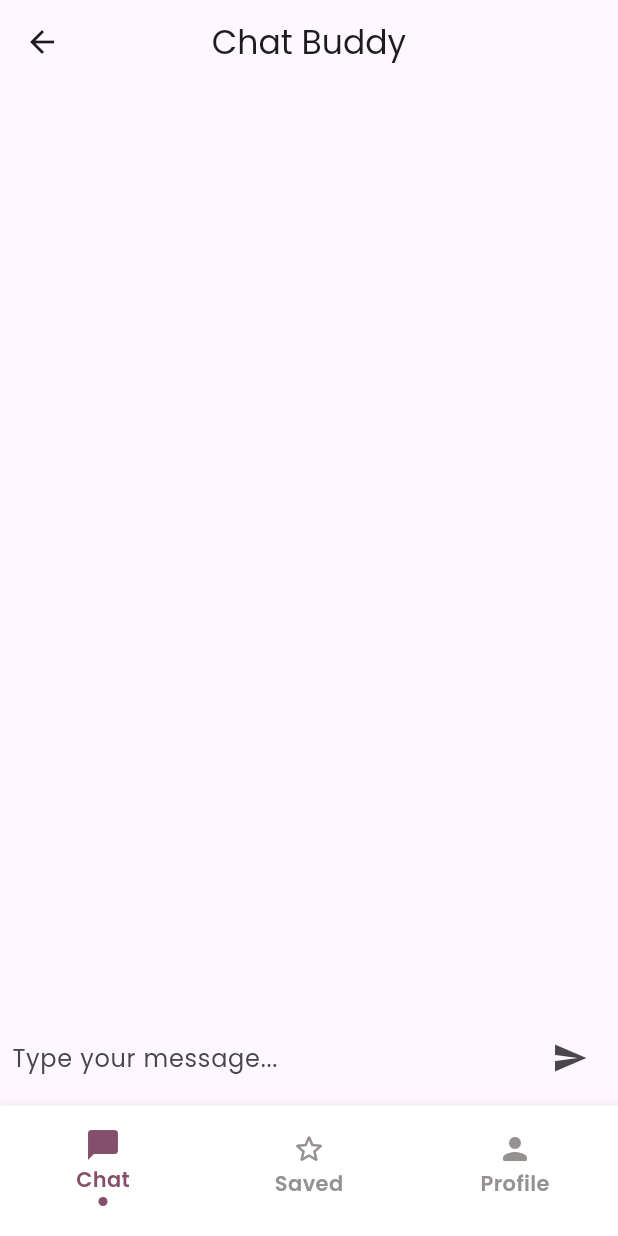
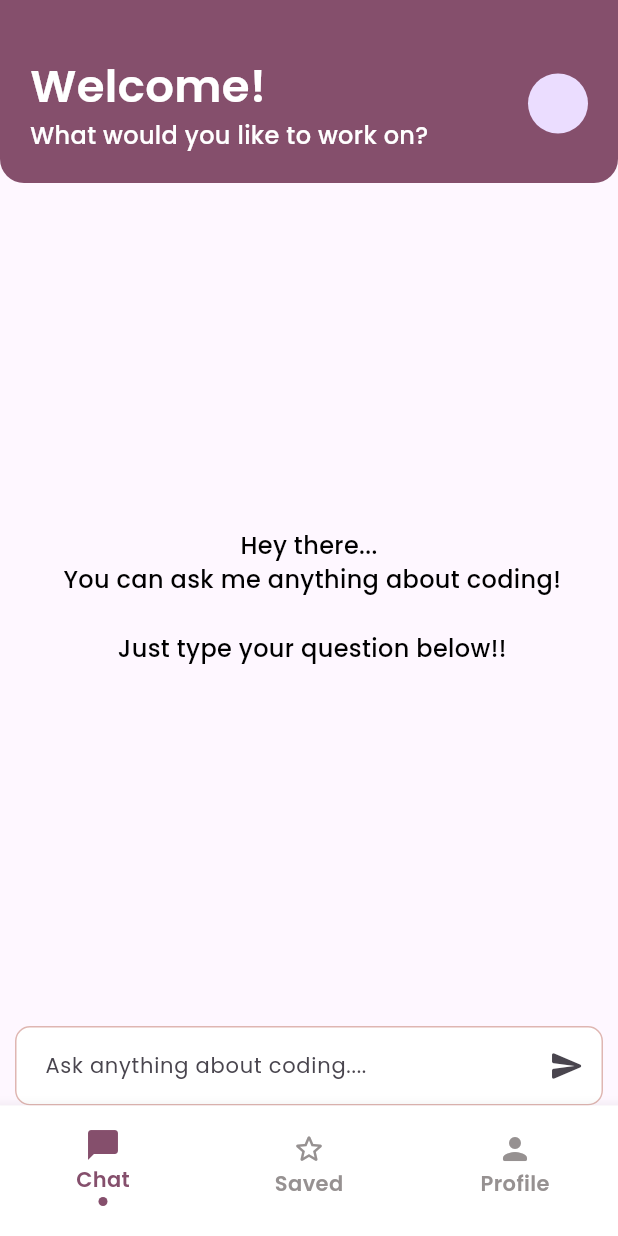
Before and after one commit to hngx-org/code-companion-ai, a Flutter app: the BottomNavigation screen opened directly, on a phone screen of 412 x 824 dp. Run offline on Flutter 3.47's test engine with Material 2 defaults, Android fonts, the phone set to English and light mode, and no system bars; our stand-ins replace gap, get_it, google_fonts, hive_flutter, logger; missing offline and left inert: hng_authentication; accounts and stored records are empty; statements that could not run were skipped.

Commit message:
feat: CHat IMplmented with database

```diff
--- /dev/null
+++ b/lib/app/presentation/chat/model/chat_model.dart
@@ -0,0 +1,39 @@
+import 'dart:convert';
+
+class ChatModel {
+  final bool isUser;
+  final String question;
+  final String? answer;
+  final DateTime time;
+
+  ChatModel({
+    required this.isUser,
+    required this.question,
+    this.answer,
+    required this.time,
+  });
+
+  Map<String, dynamic> toJson() {
+    return {
+      'isUser': isUser,
+      'question': question,
+      'answer': answer,
+      'time': time.toIso8601String(),
+    };
+  }
+
+
+}
+
+
+List<ChatModel> fromJsonToModel(String jsonData) {
+    List<dynamic> decodedList = jsonDecode(jsonData);
+    return decodedList.map((dynamic decodedChatModel) {
+      return ChatModel(
+        isUser: decodedChatModel['isUser'] as bool,
+        question: decodedChatModel['question'] as String,
+        answer: decodedChatModel['answer'] as String?,
+        time: DateTime.parse(decodedChatModel['time'] as String),
+      );
+    }).toList();
+  }
--- /dev/null
+++ b/lib/app/presentation/chat/provider/chat_provider.dart
@@ -0,0 +1,59 @@
+import 'dart:convert';
+
+import 'package:code_companion_ai/app/di/locator.dart';
+import 'package:code_companion_ai/app/presentation/chat/model/chat_model.dart';
+import 'package:code_companion_ai/data/services/db_service.dart';
+import 'package:flutter/material.dart';
+
+class ChatProvider extends ChangeNotifier {
+  final _db = locator<HiveDB>();
+
+  List<ChatModel> chatModel = [];
+
+  TextEditingController messageController = TextEditingController();
+  final ScrollController scrollController = ScrollController();
+
+  void sendMessage() async {
+    final text = messageController.text;
+    final question =
+        ChatModel(isUser: true, question: text, time: DateTime.now());
+    chatModel.add(question);
+    notifyListeners();
+    final answer = ChatModel(
+      isUser: false,
+      question: text,
+      time: DateTime.now(),
+      answer:
+          "My name is Samuel Ademujmi My name is Samuel Ademujmi My name is Samuel Ademujmi My name is Samuel Ademujmi My name is Samuel Ademujmi My name is Samuel Ademujmi My name is Samuel Ademujmi My name is Samuel Ademujmi v v My name is Samuel Ademujmi My name is Samuel Ademujmi",
+    );
+    chatModel.add(answer);
+
+    messageController.clear();
+    notifyListeners();
+
+    await Future.delayed(const Duration(seconds: 1));
+    scrollToBottom();
+    saveToDB();
+  }
+
+  void scrollToBottom() {
+    if (chatModel.length > 1) {
+      scrollController.animateTo(
+        scrollController.position.maxScrollExtent,
+        duration: const Duration(milliseconds: 200),
+        curve: Curves.easeOut,
+      );
+    }
+  }
+
+  saveToDB() {
+    String jsonData =
+        jsonEncode(chatModel.map((chatModel) => chatModel.toJson()).toList());
+    _db.save("messages", jsonData);
+  }
+
+  init() {
+    chatModel = fromJsonToModel(_db.get("messages"));
+    notifyListeners();
+  }
+}
--- a/lib/app/presentation/chat/screen/chat_screen.dart
+++ b/lib/app/presentation/chat/screen/chat_screen.dart
@@ -1,4 +1,11 @@
+import 'package:code_companion_ai/app/presentation/chat/provider/chat_provider.dart';
+import 'package:code_companion_ai/app/presentation/chat/widgets/message_bubble.dart';
+import 'package:code_companion_ai/app/styles/color.dart';
+import 'package:code_companion_ai/app/styles/text_style.dart';
+import 'package:code_companion_ai/app/widgets/text_field.dart';
 import 'package:flutter/material.dart';
+import 'package:gap/gap.dart';
+import 'package:provider/provider.dart';
 
 class ChatScreen extends StatefulWidget {
   const ChatScreen({super.key});
@@ -8,96 +15,108 @@ class ChatScreen extends StatefulWidget {
 }
 
 class _ChatScreenState extends State<ChatScreen> {
-  final List<MessageModel> messages = [];
-  TextEditingController messageController = TextEditingController();
-
-  ScrollController scrollController = ScrollController();
-
   @override
   void dispose() {
     // TODO: implement dispose
-    messageController.dispose();
     super.dispose();
   }
 
   @override
   Widget build(BuildContext context) {
+    final initprovider = Provider.of<ChatProvider>(context, listen: false);
+
+    WidgetsBinding.instance.addPostFrameCallback((_) {
+            initprovider.init();
+          });
     return Scaffold(
-      appBar: AppBar(
-        title: const Text('Chat Buddy'),
-        centerTitle: true,
-      ),
-      body: Column(
-        children: [
-          Expanded(
-            child: ListView.builder(
-              controller: scrollController,
-              itemCount: messages.length,
-              itemBuilder: (context, index) {
-                final message = messages[index];
-                return MessageBubble(
-                    message: message.text, isUser: message.isUser);
-              },
-            ),
-          ),
-          Padding(
-            padding: const EdgeInsets.all(8.0),
-            child: Row(
-              children: [
-                Expanded(
-                  child: TextFormField(
-                    controller: messageController,
-                    validator: (value) {
-                      if (value == null || value.isEmpty) {
-                        return 'Please enter a message';
-                      }
-                      return null;
+      body: SafeArea(
+        child: Consumer<ChatProvider>(builder: (context, provider, _) {
+          WidgetsBinding.instance.addPostFrameCallback((_) {
+            provider.scrollToBottom();
+          });
+          return Column(
+            crossAxisAlignment: CrossAxisAlignment.end,
+            children: [
+              Container(
+                width: double.infinity,
+                decoration: const BoxDecoration(
+                    color: AppColor.primaryColor2,
+                    borderRadius: BorderRadius.only(
+                        bottomLeft: Radius.circular(16),
+                        bottomRight: Radius.circular(16))),
+                child: Padding(
+                  padding: const EdgeInsets.all(20),
+                  child: Column(
+                    children: [
+                      const Gap(16),
+                      Row(
+                        mainAxisAlignment: MainAxisAlignment.spaceBetween,
+                        children: [
+                          Column(
+                            crossAxisAlignment: CrossAxisAlignment.start,
+                            children: [
+                              Text(
+                                "Welcome!",
+                                style: AppTextStyle.black30Bold
+                                    .copyWith(color: AppColor.white),
+                              ),
+                              Text(
+                                "What would you like to work on?",
+                                style: AppTextStyle.black16Medium
+                                    .copyWith(color: AppColor.white),
+                              ),
+                            ],
+                          ),
+                          const CircleAvatar()
+                        ],
+                      ),
+                    ],
+                  ),
+                ),
+              ),
+              Expanded(
+                child: provider.chatModel.isEmpty
+                    ? Center(
+                        child: Text(
+                          "Hey there...\n You can ask me anything about coding!\n\n Just type your question below!!",
+                          textAlign: TextAlign.center,
+                          style: AppTextStyle.black16Medium,
+                        ),
+                      )
+                    : SingleChildScrollView(
+                        controller: provider.scrollController,
+                        child: Column(
+                            crossAxisAlignment: CrossAxisAlignment.end,
+                            children: provider.chatModel
+                                .map((chat) => MessageBubble(
+                                      isUser: chat.isUser,
+                                      question: chat.question,
+                                      time: chat.time,
+                                      answer: chat.answer,
+                                    ))
+                                .toList()),
+                      ),
+              ),
+              const Gap(10),
+              Padding(
+                padding: const EdgeInsets.symmetric(horizontal: 10),
+                child: AppTextField(
+                  controller: provider.messageController,
+                  suffix: InkWell(
+                    onTap: () {
+                      provider.sendMessage();
                     },
-                    decoration: const InputDecoration.collapsed(
-                      hintText: 'Type your message...',
+                    child: const Icon(
+                      Icons.send_rounded,
                     ),
                   ),
+                  hint: "Ask anything about coding....",
                 ),
-                IconButton(onPressed: () {}, icon: const Icon(Icons.send))
-              ],
-            ),
-          )
-        ],
+              )
+            ],
+          );
+        }),
       ),
     );
   }
 }
-
-class MessageModel {
-  final int id;
-  final String text;
-  final bool isUser;
-
-  MessageModel({required this.id, required this.text, required this.isUser});
-}
-
-class MessageBubble extends StatelessWidget {
-  final String message;
-  final bool isUser;
-
-  const MessageBubble({super.key, required this.message, required this.isUser});
-
-  @override
-  Widget build(BuildContext context) {
-    return Container(
-      alignment: isUser ? Alignment.centerRight : Alignment.centerLeft,
-      margin: const EdgeInsets.symmetric(vertical: 8.0, horizontal: 16.0),
-      child: Container(
-        padding: const EdgeInsets.all(12.0),
-        decoration: BoxDecoration(
-          color: isUser ? Colors.blue : Colors.grey,
-          borderRadius: BorderRadius.circular(12.0),
-        ),
-        child: Text(
-          message,
-          style: const TextStyle(color: Colors.white),
-        ),
-      ),
-    );
-  }
-}
--- a/lib/app/styles/color.dart
+++ b/lib/app/styles/color.dart
@@ -5,6 +5,8 @@ class AppColor {
 
   static const primaryColor = Color(0XFF522B5B);
   static const primaryColor2 = Color(0XFF854F6C);
+  static const primaryColor3 = Color(0XFFDFB6B2);
+  static const primaryColor4 = Color(0XFFFBE4D8);
   static const black = Color(0XFF000000);
   static const white = Color(0XFFFFFFFF);
   static const grey = Color(0XFF969191);
--- a/lib/app/styles/text_style.dart
+++ b/lib/app/styles/text_style.dart
@@ -1,9 +1,19 @@
 import 'package:flutter/material.dart';
 
 class AppTextStyle {
+  static TextStyle black8 = const TextStyle(
+    fontSize: 8,
+    fontWeight: FontWeight.w500,
+    color: Colors.black,
+  );
   static TextStyle black14 = const TextStyle(
     fontSize: 14,
     fontWeight: FontWeight.w400,
+    color: Colors.black,
+  );
+  static TextStyle black14Bold = const TextStyle(
+    fontSize: 14,
+    fontWeight: FontWeight.w600,
     color: Colors.black,
   );
   static TextStyle black16Medium = const TextStyle(
--- a/lib/app/widgets/text_field.dart
+++ b/lib/app/widgets/text_field.dart
@@ -51,21 +51,27 @@ class _AppTextFieldState extends State<AppTextField> {
           contentPadding: const EdgeInsets.all(16),
           filled: true,
           fillColor: AppColor.white,
-          enabledBorder: const OutlineInputBorder(
-            borderSide: BorderSide(color: AppColor.grey, width: 1.5),
-          ),
-          border: const OutlineInputBorder(
-            borderSide: BorderSide(color: AppColor.grey, width: 1.5),
-          ),
-          focusedBorder: const OutlineInputBorder(
-            borderSide: BorderSide(color: AppColor.grey, width: 1.5),
-          ),
-          disabledBorder: const OutlineInputBorder(
-            borderSide: BorderSide(color: AppColor.grey, width: 0.6),
-          ),
-          errorBorder: const OutlineInputBorder(
-            borderSide: BorderSide(color: Colors.red, width: 1),
-          ),
+          enabledBorder: OutlineInputBorder(
+              borderSide:
+                  const BorderSide(color: AppColor.primaryColor3, width: 1),
+              borderRadius: BorderRadius.circular(10)),
+          border: OutlineInputBorder(
+              borderSide:
+                  const BorderSide(color: AppColor.primaryColor3, width: 1),
+              borderRadius: BorderRadius.circular(10)),
+          focusedBorder: OutlineInputBorder(
+              borderSide: const BorderSide(
+                color: AppColor.primaryColor3,
+                width: 1,
+              ),
+              borderRadius: BorderRadius.circular(10)),
+          disabledBorder: OutlineInputBorder(
+              borderSide:
+                  const BorderSide(color: AppColor.primaryColor3, width: 0.6),
+              borderRadius: BorderRadius.circular(10)),
+          errorBorder: OutlineInputBorder(
+              borderSide: const BorderSide(color: Colors.red, width: 1),
+              borderRadius: BorderRadius.circular(10)),
           errorText: widget.errorText,
           helperText: widget.helperText,
           errorStyle: AppTextStyle.black12Bold
--- a/lib/main.dart
+++ b/lib/main.dart
@@ -1,7 +1,7 @@
 import 'package:code_companion_ai/app/di/locator.dart';
 import 'package:code_companion_ai/app/presentation/auth/login/providers/login_provider.dart';
-import 'package:code_companion_ai/app/presentation/auth/login/screens/login_screen.dart';
 import 'package:code_companion_ai/app/presentation/auth/sign_up/providers/sign_up_provider.dart';
+import 'package:code_companion_ai/app/presentation/chat/provider/chat_provider.dart';
 import 'package:code_companion_ai/app/presentation/onboarding/screens/onboarding.dart';
 import 'package:flutter/material.dart';
 import 'package:google_fonts/google_fonts.dart';
@@ -21,6 +21,7 @@ void main() async {
         ///// YOU ARE TO DUPLICATE THIS LINE FOR EVERY PROVIDER
         ChangeNotifierProvider(create: (_) => LoginProvider()),
         ChangeNotifierProvider(create: (_) => SignUpProvider()),
+        ChangeNotifierProvider(create: (_) => ChatProvider()),
       ],
       child: const CodeCompanion(),
     ),
--- a/pubspec.yaml
+++ b/pubspec.yaml
@@ -28,6 +28,7 @@ dependencies:
   flutter_screenutil: ^5.9.0
   google_fonts: ^6.1.0
   gap:
+  iconsax:
 
   # NETWORK
   dio: ^5.3.3
@@ -35,7 +36,7 @@ dependencies:
 
   # OTHERS
   logger: ^2.0.2+1
-  hng_authentication: ^0.0.3
+  hng_authentication: ^0.1.2
 
 dev_dependencies:
   flutter_test:
```
Also changed, not shown: lib/app/presentation/auth/login/providers/login_provider.dart (+6 -3 lines), lib/app/presentation/auth/sign_up/providers/sign_up_provider.dart (+6 -2 lines), lib/app/presentation/chat/widgets/message_bubble.dart (added, +107 -0 lines), pubspec.lock.
